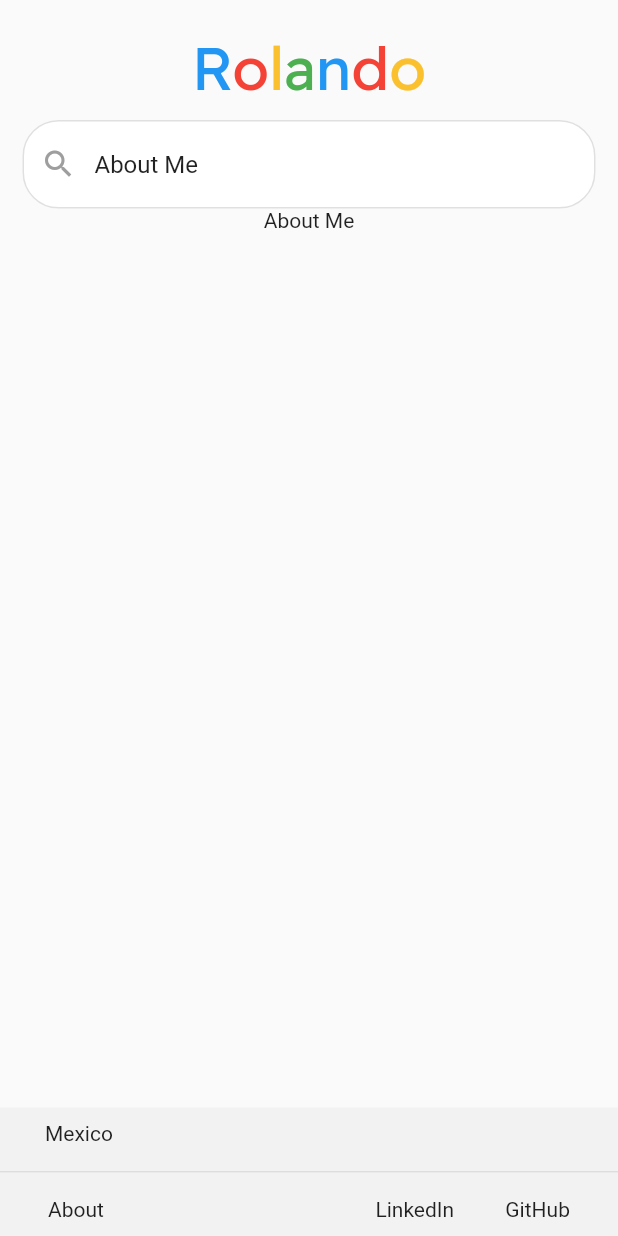
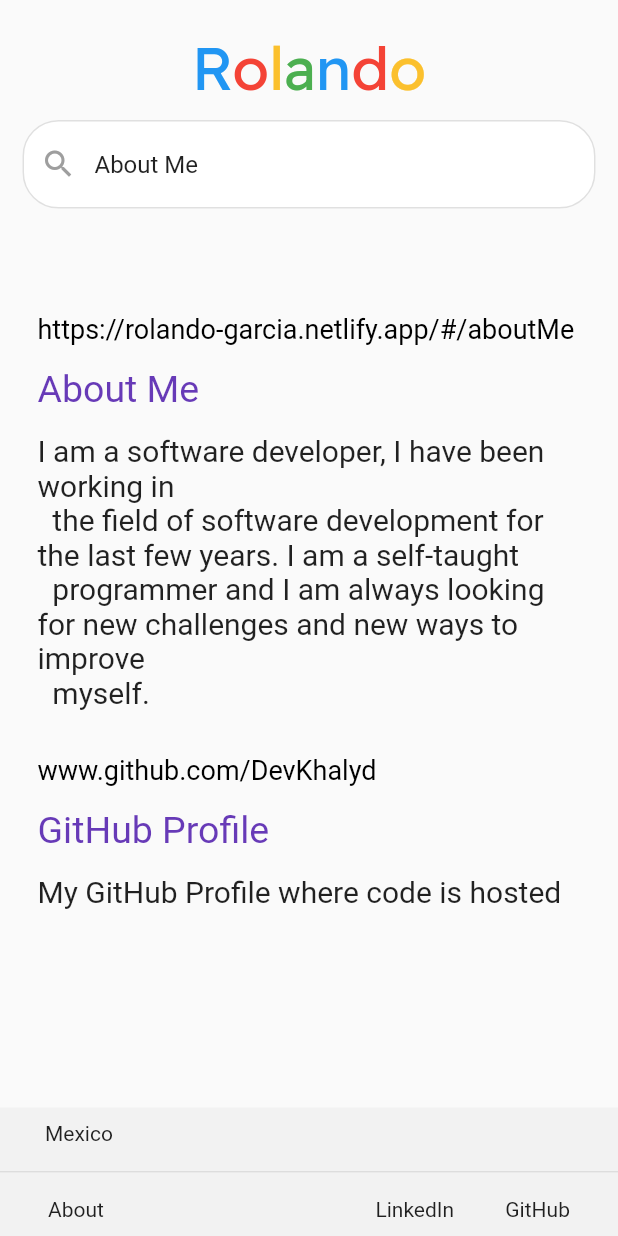
Before and after one commit to DevKhalyd/rg_portfolio, a Flutter app: the SearchScreen screen opened by its route, on a phone screen of 412 x 824 dp. Run offline on Flutter 3.47's test engine with Material 2 defaults, Android fonts, the phone set to English and light mode, and no system bars; our stand-ins replace bloc, equatable, flutter_bloc, flutter_smart_dialog.

Commit message:
Some changes added

```diff
--- a/lib/core/utils/utils.dart
+++ b/lib/core/utils/utils.dart
@@ -2,6 +2,8 @@ import 'package:flutter/cupertino.dart';
 import 'package:url_launcher/url_launcher.dart';
 
 abstract class Utils {
+  static const host = "https://rolando-garcia.netlify.app/#/";
+
   static const appName = 'RG Portfolio';
 
   /// The font for the Google letters
@@ -31,4 +33,14 @@ abstract class Utils {
     launch(url);
     if (doSomething != null) doSomething();
   }
+
+  /// [complement] Example: aboutMe
+  /// Result: https://rolando-garcia.netlify.app/#/aboutMe
+  static String getUrlForOwnWebsite(String complement) {
+    return host + complement;
+  }
+
+  static String getUrlForGithub(String complement) {
+    return 'www.github.com/' + complement;
+  }
 }
--- a/lib/features/home/domain/usecases/searcher_item.dart
+++ b/lib/features/home/domain/usecases/searcher_item.dart
@@ -1,12 +1,26 @@
+import '../../../search/presentation/widgets/body/searcher_link_item.dart';
+
 class SearchItem {
+  static const aboutMe = 'About Me';
+
+  static const aboutMeDescription =
+      """I am a software developer, I have been working in
+  the field of software development for the last few years. I am a self-taught
+  programmer and I am always looking for new challenges and new ways to improve
+  myself.""";
+
   SearchItem({
     required this.label,
+    required this.results,
     this.wasSelected = false,
-  });
+  }) : assert(results.isNotEmpty);
 
   final String label;
 
-  /// If this item was selected by the user.
+  /// The result to show in the screen
+  final List<SearchLinkItem> results;
+
+  /// If this item was selected previously by the user.
   bool wasSelected;
 
   @override
--- a/lib/features/home/presentation/bloc/home_repository.dart
+++ b/lib/features/home/presentation/bloc/home_repository.dart
@@ -1,9 +1,54 @@
+import 'package:flutter_smart_dialog/flutter_smart_dialog.dart';
+
 import '../../../../core/utils/utils.dart';
+import '../../../../core/widgets/custom_toast.dart';
+import '../../../search/presentation/widgets/body/searcher_link_item.dart';
 import '../../domain/usecases/searcher_item.dart';
 
 final _searchItems = [
-  SearchItem(label: 'About Me'),
-  SearchItem(label: 'Projects'),
+  SearchItem(
+    label: SearchItem.aboutMe,
+    results: [
+      SearchLinkItem(
+        url: Utils.getUrlForOwnWebsite('aboutMe'),
+        title: SearchItem.aboutMe,
+        // Describe my self
+        description: SearchItem.aboutMeDescription,
+        onTap: () {
+          SmartDialog.showToast(
+            '',
+            widget: const CustomToast('A short description about myself'),
+          );
+        },
+      ),
+      SearchLinkItem(
+        url: Utils.getUrlForGithub('DevKhalyd'),
+        title: 'GitHub Profile',
+        description: 'My GitHub Profile where code is hosted',
+        onTap: () => Utils.launchURL(Utils.getUrlForGithub('DevKhalyd')),
+      ),
+    ],
+  ),
+  SearchItem(
+    label: 'Projects',
+    results: [
+      SearchLinkItem(
+        url: Utils.getUrlForGithub('DevKhalyd/rgProjects'),
+        title: 'RG Projects',
+        description: 'Fancy Designs made with Flutter',
+        onTap: () =>
+            Utils.launchURL(Utils.getUrlForGithub('DevKhalyd/rgProjects')),
+      ),
+      // GitHub Portfolio
+      SearchLinkItem(
+        url: Utils.getUrlForGithub('DevKhalyd/rg_portfolio'),
+        title: 'Portfolio',
+        description: 'My Portfolio source code',
+        onTap: () =>
+            Utils.launchURL(Utils.getUrlForGithub('DevKhalyd/rg_portfolio')),
+      ),
+    ],
+  ),
 ];
 
 /// The logic for the HomeRepository
--- a/lib/features/home/presentation/bloc/home_state.dart
+++ b/lib/features/home/presentation/bloc/home_state.dart
@@ -55,6 +55,7 @@ class HomeError extends HomeState {
 }
 
 class HomeSearch extends HomeState {
+  // TODO: Review if this one is longer needed
   const HomeSearch({required this.search});
 
   /// The item selected by the user
--- a/lib/features/search/presentation/widgets/body/body_searcher.dart
+++ b/lib/features/search/presentation/widgets/body/body_searcher.dart
@@ -55,7 +55,6 @@ class BodySearcher extends StatelessWidget {
   }
 }
 
-
 /// The results of the search
 class ResultsSearch extends StatelessWidget {
   const ResultsSearch({
@@ -68,31 +67,18 @@ class ResultsSearch extends StatelessWidget {
 
     return BlocBuilder<HomeBloc, HomeState>(
       builder: (context, state) {
-        if (state is HomeSearch) return TextCustom(state.search.label);
+        final results = repo.currentSearchItem.results;
 
-        return TextCustom(repo.currentSearchItem.label);
+        // if (state is HomeSearch) return TextCustom(state.search.label);
 
-        // TODO: Do this one
-        /* return ListView(
+        // return TextCustom(repo.currentSearchItem.label);
+
+        return ListView(
           children: [
             const SizedBox(height: 40),
-            SearchLinkItem(
-              onTap: () {},
-              url: 'www.example.com',
-              title: 'Example',
-              topicList: const ['Example', 'Example'],
-              description:
-                  'Description of the example. Add a long description.',
-            ),
-            SearchLinkItem(
-              onTap: () {},
-              url: 'www.example.com',
-              title: 'Example',
-              description:
-                  'Description of the example. Add a long description.',
-            ),
+            ...results,
           ],
-        );*/
+        );
       },
     );
   }
```
Also changed, not shown: 1 other file.
